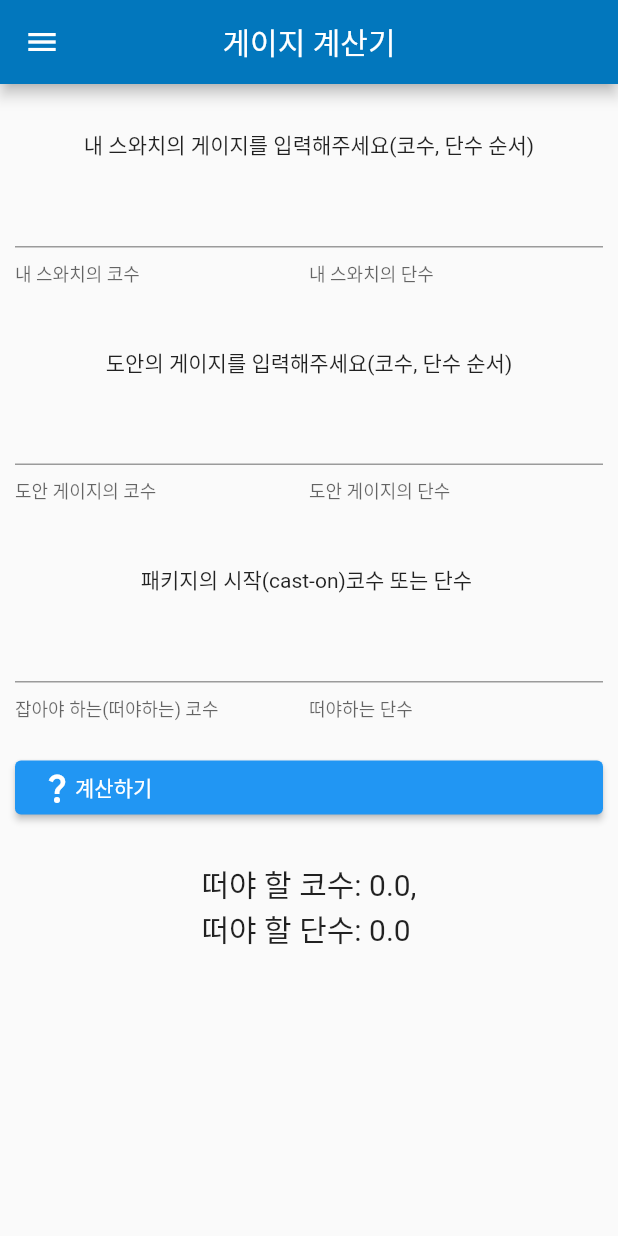
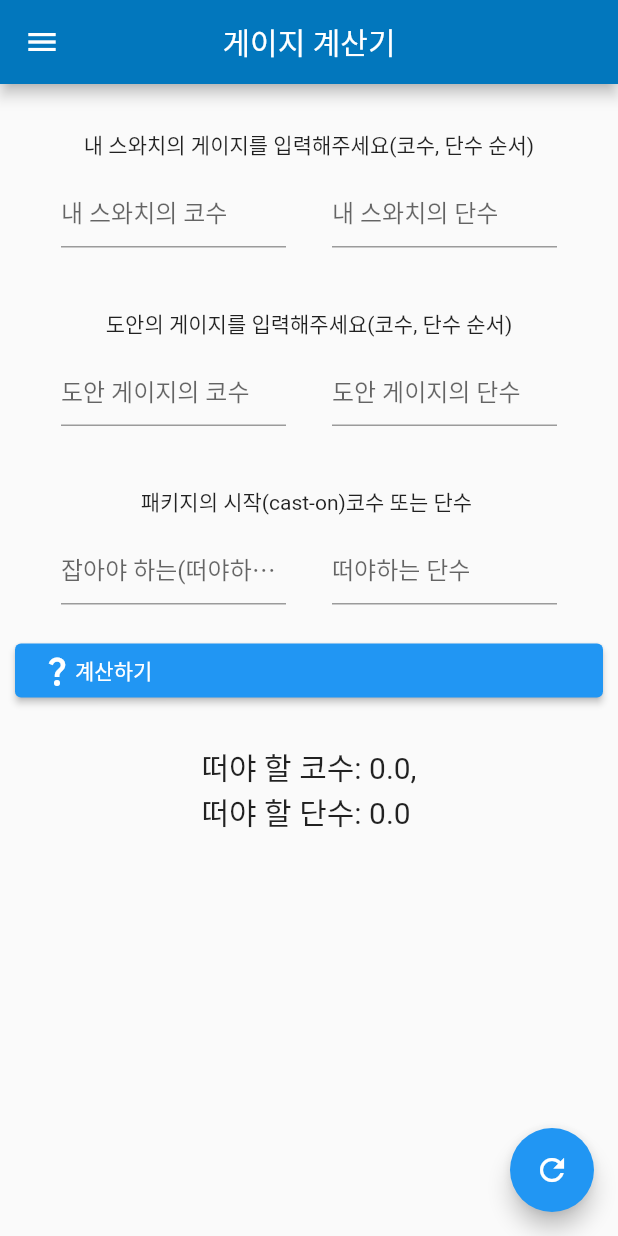
Before and after one commit to kokorii/my_gague, a Flutter app: the screen it shows after launch, on a phone screen of 412 x 824 dp. Run offline on Flutter 3.47's test engine with Material 2 defaults, Android fonts, the phone set to English and light mode, and no system bars.

Commit message:
1. help box -> hint box로 수정 2. TextField 위젯 크기 조정

```diff
--- a/lib/main.dart
+++ b/lib/main.dart
@@ -120,19 +120,25 @@ class _MyGagueState extends State<MyGagueApp> {
                 Padding(
                   padding: EdgeInsets.all(10),
                   child: Row(
+                    mainAxisAlignment: MainAxisAlignment.spaceEvenly,
                     children: <Widget>[
                       Flexible(
+                          child: SizedBox(
+                        width: 150,
                         child: TextField(
                           keyboardType: TextInputType.number,
                           controller: my_st,
-                        decoration: InputDecoration(helperText: "내 스와치의 코수"),
+                          decoration: InputDecoration(hintText: "내 스와치의 코수"),
+                        ),
                       )),
                       Flexible(
+                          child: SizedBox(
+                        width: 150,
                         child: TextField(
                             keyboardType: TextInputType.number,
                             controller: my_row,
-                              decoration:
-                                  InputDecoration(helperText: "내 스와치의 단수"))),
+                            decoration: InputDecoration(hintText: "내 스와치의 단수")),
+                      )),
                     ],
                   ),
                 ),
@@ -142,19 +148,26 @@ class _MyGagueState extends State<MyGagueApp> {
                 Padding(
                   padding: EdgeInsets.all(10),
                   child: Row(
+                    mainAxisAlignment: MainAxisAlignment.spaceEvenly,
                     children: <Widget>[
                       Flexible(
+                          child: SizedBox(
+                        width: 150,
                         child: TextField(
                           keyboardType: TextInputType.number,
                           controller: pack_st,
-                        decoration: InputDecoration(helperText: "도안 게이지의 코수"),
+                          decoration: InputDecoration(hintText: "도안 게이지의 코수"),
+                        ),
                       )),
                       Flexible(
+                          child: SizedBox(
+                        width: 150,
                         child: TextField(
                             keyboardType: TextInputType.number,
                             controller: pack_row,
                             decoration:
-                                  InputDecoration(helperText: "도안 게이지의 단수"))),
+                                InputDecoration(hintText: "도안 게이지의 단수")),
+                      )),
                     ],
                   ),
                 ),
@@ -164,20 +177,26 @@ class _MyGagueState extends State<MyGagueApp> {
                 Padding(
                   padding: EdgeInsets.all(10),
                   child: Row(
+                    mainAxisAlignment: MainAxisAlignment.spaceEvenly,
                     children: <Widget>[
                       Flexible(
+                          child: SizedBox(
+                        width: 150,
                         child: TextField(
                           keyboardType: TextInputType.number,
                           controller: caston_st,
                           decoration:
-                            InputDecoration(helperText: "잡아야 하는(떠야하는) 코수"),
+                              InputDecoration(hintText: "잡아야 하는(떠야하는) 코수"),
+                        ),
                       )),
                       Flexible(
+                          child: SizedBox(
+                        width: 150,
                         child: TextField(
                             keyboardType: TextInputType.number,
                             controller: caston_row,
-                              decoration:
-                                  InputDecoration(helperText: "떠야하는 단수"))),
+                            decoration: InputDecoration(hintText: "떠야하는 단수")),
+                      )),
                     ],
                   ),
                 ),
@@ -250,6 +269,22 @@ class _MyGagueState extends State<MyGagueApp> {
           ],
         ),
       )),
+      floatingActionButton: FloatingActionButton(
+        onPressed: () {
+          setState(() {
+            res_row = 0.0;
+            res_st = 0.0;
+          });
+        },
+        child: Icon(Icons.refresh),
+      ),
     );
   }
+
+  void dispose() {
+    my_row.dispose();
+    my_st.dispose();
+
+    super.dispose();
   }
+}
```
Lines whose indentation alone changed are shown as unchanged.
